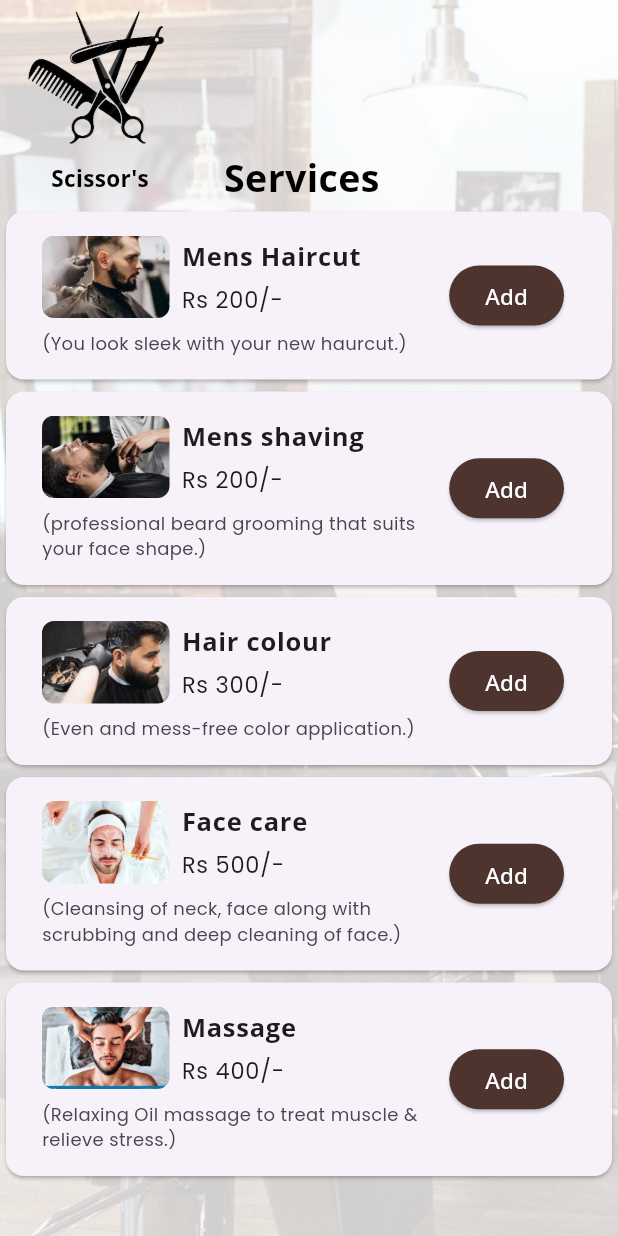
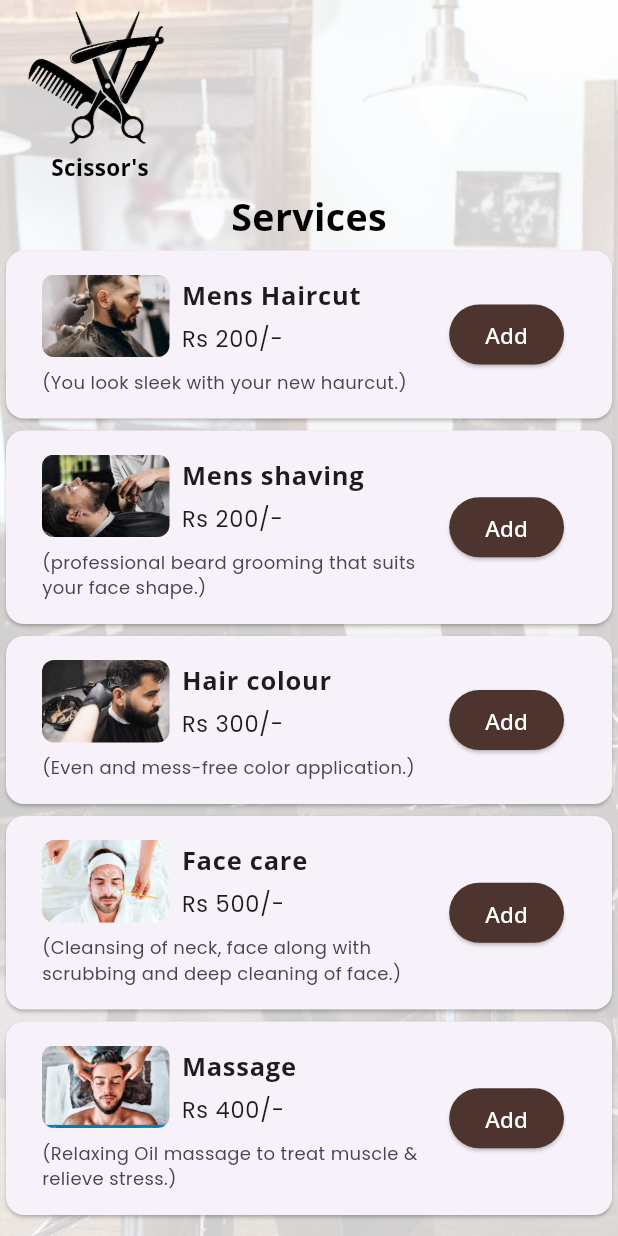
Before and after one commit to NagaharishR/sample, a Flutter app: the screen it shows after launch, on a phone screen of 412 x 824 dp. Run offline on Flutter 3.47's test engine with Material 3 defaults, Android fonts, the phone set to English and light mode, and no system bars; our stand-ins replace google_fonts.

Commit message:
this code contains center

```diff
--- a/lib/main.dart
+++ b/lib/main.dart
@@ -71,8 +71,7 @@ class _MyAppState extends State<MyApp> {
                       ),
                     ],
                   ),
-                  Row(
-                    children: [
+                  Row(children: [
                     Padding(padding: EdgeInsets.symmetric(horizontal: 17.0)),
                     Text(
                       "Scissor's",
@@ -84,7 +83,11 @@ class _MyAppState extends State<MyApp> {
                         ),
                       ),
                     ),
-                      SizedBox(width: 50),
+                  ]),
+                  SizedBox(height: 5,),
+                  Row(
+                    mainAxisAlignment: MainAxisAlignment.center,
+                    children: [
                       Text(
                         "Services",
                         style: GoogleFonts.openSans(
--- a/lib/screens/list_screen.dart
+++ b/lib/screens/list_screen.dart
@@ -24,7 +24,7 @@ class _ListScreenState extends State<ListScreen> {
               Services service = ServicesList[index];
               return Card(
                 child: Container(
-                  padding: EdgeInsets.all(8), // Adjust the padding here
+                  padding: EdgeInsets.all(8),
                   child: ListTile(
                     title: Row(
                       children: [
```
Lines whose indentation alone changed are shown as unchanged.
